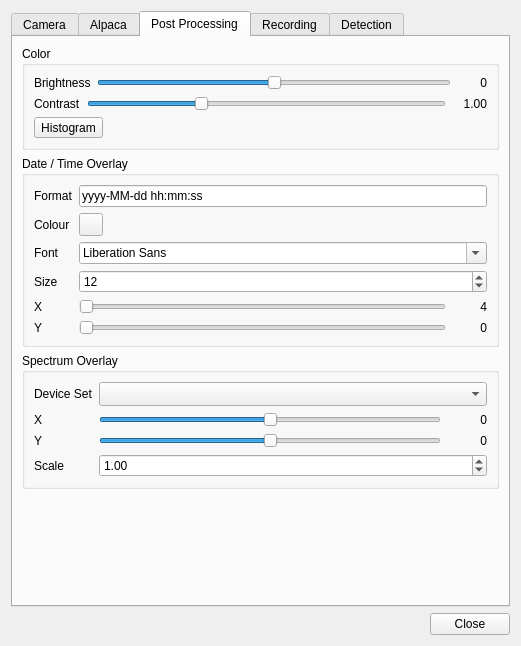
First picture: the form in plugins/feature/camera/camerasettingsdialog.ui, repository srcejon/sdrangel, before the edit.
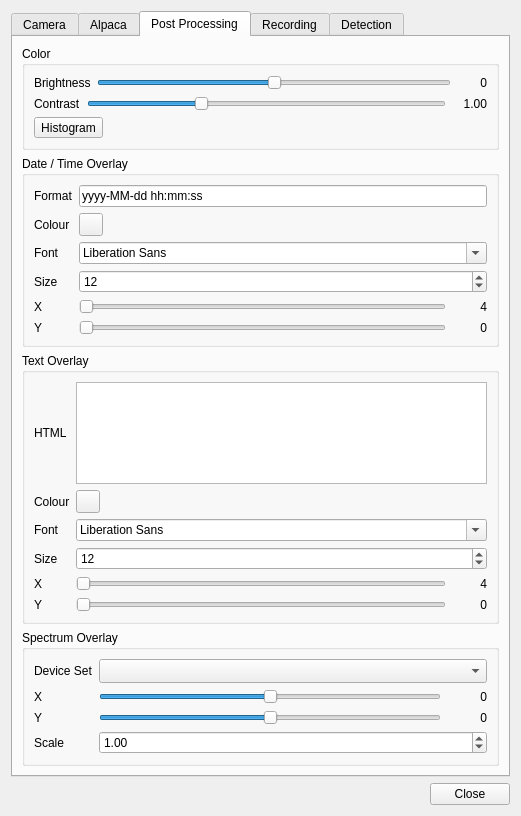
Second picture: the form after the edit. The open tabs and pages were chosen to show the change. Icons and pictures are not drawn.

Commit message: Add HTML text overlay to camera feature

What changed in the file:
```diff
--- a/plugins/feature/camera/camerasettingsdialog.ui
+++ b/plugins/feature/camera/camerasettingsdialog.ui
@@ -837,11 +837,184 @@
             </property>
            </widget>
           </item>
-         </layout>
-        </widget>
-       </item>
-       <item>
-        <widget class="QGroupBox" name="spectrumOverlay">
+        </layout>
+       </widget>
+      </item>
+      <item>
+       <widget class="QGroupBox" name="textOverlay">
+        <property name="title">
+         <string>Text Overlay</string>
+        </property>
+        <layout class="QGridLayout" name="gridLayout_textOverlay">
+         <item row="0" column="0">
+          <widget class="QLabel" name="overlayTextEditLabel">
+           <property name="text">
+            <string>HTML</string>
+           </property>
+          </widget>
+         </item>
+         <item row="0" column="2" colspan="2">
+          <widget class="QTextEdit" name="overlayTextEdit">
+           <property name="toolTip">
+            <string>HTML text to render on the image</string>
+           </property>
+           <property name="minimumSize">
+            <size>
+             <width>0</width>
+             <height>100</height>
+            </size>
+           </property>
+          </widget>
+         </item>
+         <item row="1" column="0">
+          <widget class="QLabel" name="overlayTextColorLabel">
+           <property name="text">
+            <string>Colour</string>
+           </property>
+          </widget>
+         </item>
+         <item row="1" column="2">
+          <widget class="QToolButton" name="overlayTextColorButton">
+           <property name="toolTip">
+            <string>Select text overlay colour</string>
+           </property>
+           <property name="text">
+            <string/>
+           </property>
+          </widget>
+         </item>
+         <item row="2" column="0">
+          <widget class="QLabel" name="overlayTextFontLabel">
+           <property name="text">
+            <string>Font</string>
+           </property>
+          </widget>
+         </item>
+         <item row="2" column="2" colspan="2">
+          <widget class="QFontComboBox" name="overlayTextFontCombo">
+           <property name="toolTip">
+            <string>Select font to use for the text overlay</string>
+           </property>
+          </widget>
+         </item>
+         <item row="3" column="0">
+          <widget class="QLabel" name="overlayTextFontSizeLabel">
+           <property name="text">
+            <string>Size</string>
+           </property>
+          </widget>
+         </item>
+         <item row="3" column="2" colspan="2">
+          <widget class="QDoubleSpinBox" name="overlayTextFontScaleSpin">
+           <property name="toolTip">
+            <string>Font point size for text overlay</string>
+           </property>
+           <property name="decimals">
+            <number>0</number>
+           </property>
+           <property name="minimum">
+            <double>4.000000000000000</double>
+           </property>
+           <property name="maximum">
+            <double>144.000000000000000</double>
+           </property>
+           <property name="singleStep">
+            <double>1.000000000000000</double>
+           </property>
+           <property name="value">
+            <double>12.000000000000000</double>
+           </property>
+          </widget>
+         </item>
+         <item row="4" column="0">
+          <widget class="QLabel" name="overlayTextPosXLabel">
+           <property name="text">
+            <string>X</string>
+           </property>
+          </widget>
+         </item>
+         <item row="4" column="2">
+          <widget class="QSlider" name="overlayTextPosXSlider">
+           <property name="toolTip">
+            <string>Text overlay X position (px from left)</string>
+           </property>
+           <property name="minimum">
+            <number>0</number>
+           </property>
+           <property name="maximum">
+            <number>4096</number>
+           </property>
+           <property name="value">
+            <number>4</number>
+           </property>
+           <property name="orientation">
+            <enum>Qt::Orientation::Horizontal</enum>
+           </property>
+          </widget>
+         </item>
+         <item row="4" column="3">
+          <widget class="QLabel" name="overlayTextPosXValue">
+           <property name="minimumSize">
+            <size>
+             <width>35</width>
+             <height>0</height>
+            </size>
+           </property>
+           <property name="text">
+            <string>4</string>
+           </property>
+           <property name="alignment">
+            <set>Qt::AlignmentFlag::AlignRight|Qt::AlignmentFlag::AlignTrailing|Qt::AlignmentFlag::AlignVCenter</set>
+           </property>
+          </widget>
+         </item>
+         <item row="5" column="0">
+          <widget class="QLabel" name="overlayTextPosYLabel">
+           <property name="text">
+            <string>Y</string>
+           </property>
+          </widget>
+         </item>
+         <item row="5" column="2">
+          <widget class="QSlider" name="overlayTextPosYSlider">
+           <property name="toolTip">
+            <string>Text overlay Y position (px from top; 0 = auto bottom)</string>
+           </property>
+           <property name="minimum">
+            <number>0</number>
+           </property>
+           <property name="maximum">
+            <number>4096</number>
+           </property>
+           <property name="value">
+            <number>0</number>
+           </property>
+           <property name="orientation">
+            <enum>Qt::Orientation::Horizontal</enum>
+           </property>
+          </widget>
+         </item>
+         <item row="5" column="3">
+          <widget class="QLabel" name="overlayTextPosYValue">
+           <property name="minimumSize">
+            <size>
+             <width>35</width>
+             <height>0</height>
+            </size>
+           </property>
+           <property name="text">
+            <string>0</string>
+           </property>
+           <property name="alignment">
+            <set>Qt::AlignmentFlag::AlignRight|Qt::AlignmentFlag::AlignTrailing|Qt::AlignmentFlag::AlignVCenter</set>
+           </property>
+          </widget>
+         </item>
+        </layout>
+       </widget>
+      </item>
+      <item>
+       <widget class="QGroupBox" name="spectrumOverlay">
          <property name="title">
           <string>Spectrum Overlay</string>
          </property>
```
Left out of the diff: 2 changed lines with no effect on the pictures. The commit also changes 6 other files.
